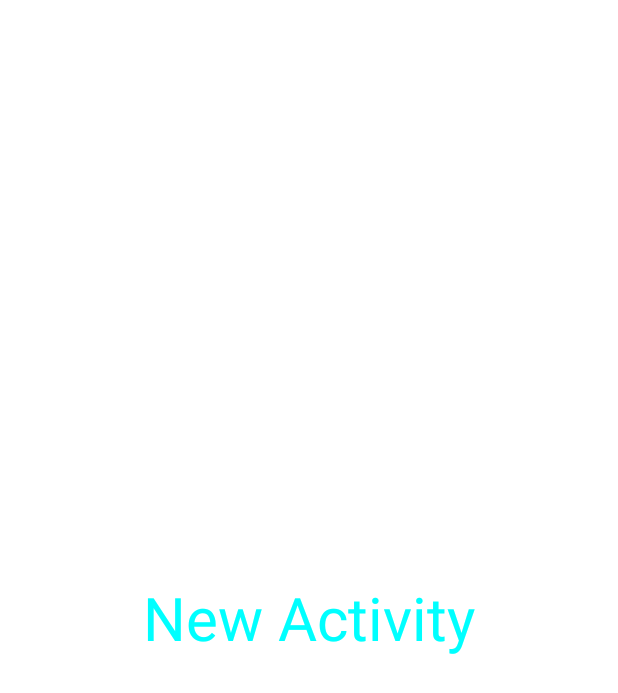
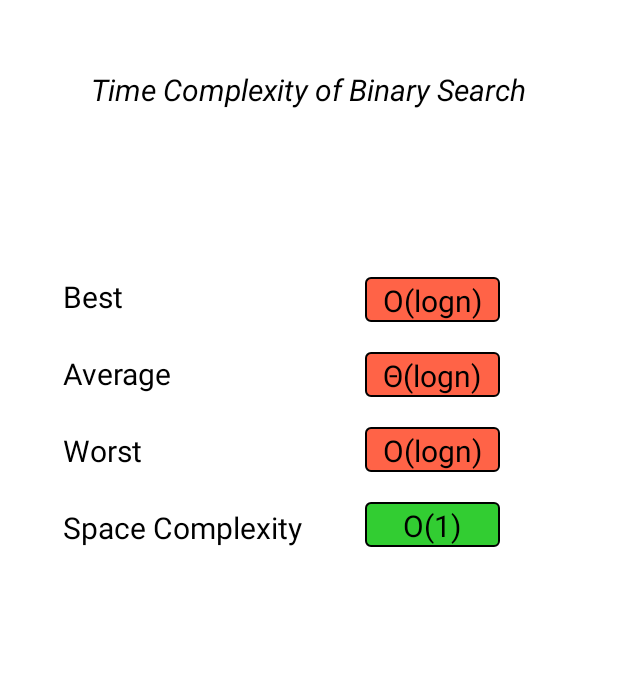
Before and after one commit to the-badcoder/AlgorithmZone, an Android app: the layout activity_time_complexity_of_binary.xml on its own in the app's theme, with its tools: preview values and no code run, on a phone screen of 412 x 824 dp. Shown: the top 693 px of the screen. Run offline under Robolectric (Android 15) with nearby library versions, the phone set to English and light mode, and no system bars.

Commit message:
Changed Codes.

```diff
--- a/app/src/main/java/com/example/pc/designtest/MainActivity.java
+++ b/app/src/main/java/com/example/pc/designtest/MainActivity.java
@@ -60,7 +60,7 @@ public class MainActivity extends AppCompatActivity implements View.OnClickListe
         //itemSettings = new ResideMenuItem(this, R.drawable.icon_settings, "Settings");
         itemBit = new ResideMenuItem(this, R.drawable.binary, "Bit Manipulations");
         itemOperations = new ResideMenuItem(this, R.drawable.datastructure, "Data Structure");
-        itemSearching = new ResideMenuItem( this, R.drawable.search, "Searching");
+        itemSearching = new ResideMenuItem( this, R.drawable.search, "Search Algo");
         itemAbout = new ResideMenuItem( this, R.drawable.about_logo, "About");
 
         itemHome.setOnClickListener(this);
@@ -193,7 +193,5 @@ public class MainActivity extends AppCompatActivity implements View.OnClickListe
 
         AlertDialog alertDialog = aleartdialog.create();
         aleartdialog.show();
-
-
     }
 }
--- a/app/src/main/java/com/example/pc/designtest/ProfileFragment.java
+++ b/app/src/main/java/com/example/pc/designtest/ProfileFragment.java
@@ -1,7 +1,6 @@
 package com.example.pc.designtest;
 
 import android.content.Intent;
-import android.icu.text.UnicodeSetSpanner;
 import android.os.Bundle;
 
 import android.support.v4.app.Fragment;
@@ -12,8 +11,6 @@ import android.widget.Button;
 import android.widget.EditText;
 import android.widget.LinearLayout;
 import android.widget.Toast;
-
-import java.sql.BatchUpdateException;
 
 public class ProfileFragment extends Fragment implements View.OnClickListener {
 
--- a/app/src/main/res/layout/activity_time_complexity_of_binary.xml
+++ b/app/src/main/res/layout/activity_time_complexity_of_binary.xml
@@ -5,15 +5,133 @@
     android:layout_width="match_parent"
     android:layout_height="match_parent"
     android:background="@color/colorWhite"
-    android:gravity="center"
+    android:orientation="vertical"
     tools:context="com.example.pc.designtest.TimeComplexityOfBinary">
 
-    <TextView
-        android:layout_width="wrap_content"
-        android:layout_height="wrap_content"
-        android:layout_gravity="center"
-        android:text="New Activity"
-        android:textColor="@color/Aqua"
-        android:textSize="40sp"/>
+    <LinearLayout
+        android:layout_width="match_parent"
+        android:layout_height="80dp"
+        android:layout_marginTop="20dp"
+        android:gravity="center">
+
+        <TextView
+            android:layout_width="wrap_content"
+            android:layout_height="wrap_content"
+            android:text="Time Complexity of Binary Search"
+            android:textSize="20dp"
+            android:textStyle="italic"
+            android:textColor="@color/Black"/>
+
+    </LinearLayout>
+
+    <LinearLayout
+        android:layout_width="match_parent"
+        android:layout_height="350dp"
+        android:orientation="horizontal">
+
+        <LinearLayout
+            android:layout_width="wrap_content"
+            android:layout_height="wrap_content"
+            android:layout_gravity="center"
+            android:orientation="vertical"
+            android:layout_marginLeft="30dp">
+
+            <TextView
+                android:layout_width="wrap_content"
+                android:layout_height="wrap_content"
+                android:text="Best"
+                android:textColor="@color/Black"
+                android:textSize="20sp"
+                android:textStyle="normal"
+                android:layout_margin="10dp"
+                android:padding="2dp"/>
+            <TextView
+                android:layout_width="wrap_content"
+                android:layout_height="wrap_content"
+                android:text="Average"
+                android:textColor="@color/Black"
+                android:textSize="20sp"
+                android:textStyle="normal"
+                android:layout_margin="10dp"
+                android:padding="2dp"/>
+            <TextView
+                android:layout_width="wrap_content"
+                android:layout_height="wrap_content"
+                android:text="Worst"
+                android:textColor="@color/Black"
+                android:textSize="20sp"
+                android:textStyle="normal"
+                android:layout_margin="10dp"
+                android:padding="2dp"/>
+            <TextView
+                android:layout_width="wrap_content"
+                android:layout_height="wrap_content"
+                android:text="Space Complexity"
+                android:textColor="@color/Black"
+                android:textSize="20sp"
+                android:textStyle="normal"
+                android:layout_margin="10dp"
+                android:padding="2dp"/>
+
+
+        </LinearLayout>
+
+        <LinearLayout
+            android:layout_width="wrap_content"
+            android:layout_height="wrap_content"
+            android:layout_gravity="center"
+            android:orientation="vertical"
+            android:layout_marginLeft="20dp">
+
+
+            <TextView
+                android:layout_width="90dp"
+                android:layout_height="30dp"
+                android:text="O(logn)"
+                android:textColor="@color/Black"
+                android:textSize="20sp"
+                android:textStyle="normal"
+                android:layout_margin="10dp"
+                android:gravity="center"
+                android:padding="2dp"
+                android:background="@drawable/background_tc_color_red"/>
+            <TextView
+                android:layout_width="90dp"
+                android:layout_height="30dp"
+                android:text="Θ(logn)"
+                android:textColor="@color/Black"
+                android:textSize="20sp"
+                android:textStyle="normal"
+                android:layout_margin="10dp"
+                android:gravity="center"
+                android:padding="2dp"
+                android:background="@drawable/background_tc_color_red"/>
+            <TextView
+                android:layout_width="90dp"
+                android:layout_height="30dp"
+                android:text="O(logn)"
+                android:textColor="@color/Black"
+                android:textSize="20sp"
+                android:textStyle="normal"
+                android:layout_margin="10dp"
+                android:gravity="center"
+                android:padding="2dp"
+                android:background="@drawable/background_tc_color_red"/>
+            <TextView
+                android:layout_width="90dp"
+                android:layout_height="30dp"
+                android:text="O(1)"
+                android:textColor="@color/Black"
+                android:textSize="20sp"
+                android:textStyle="normal"
+                android:layout_margin="10dp"
+                android:gravity="center"
+                android:padding="2dp"
+                android:background="@drawable/background_tc_color_green"/>
+
+
+        </LinearLayout>
+
+    </LinearLayout>
 
 </LinearLayout>
--- a/app/src/main/res/layout/profile.xml
+++ b/app/src/main/res/layout/profile.xml
@@ -3,8 +3,10 @@
     xmlns:app="http://schemas.android.com/apk/res-auto"
     android:layout_width="match_parent"
     android:layout_height="match_parent"
+    xmlns:tools="http://schemas.android.com/tools"
     android:background="@color/colorPrimaryDarkTransparent"
-    android:orientation="vertical">
+    android:orientation="vertical"
+    tools:context=".ProfileFragment">
 
     <LinearLayout
         android:layout_width="wrap_content"
```
Also changed, not shown: app/src/main/java/com/example/pc/designtest/QueueFragment.java (+6 -16 lines), app/src/main/java/com/example/pc/designtest/ResultOfBinary.java (+8 -7 lines), app/src/main/java/com/example/pc/designtest/ResultOfXor.java (+5 -5 lines), app/src/main/java/com/example/pc/designtest/StackFragment.java (+0 -9 lines), app/src/main/res/layout/fragment_about.xml (+31 -31 lines), app/src/main/res/drawable/pic_mak.jpg (added), app/src/main/res/drawable/pic_nafi.jpg (added), app/src/main/res/drawable/pic_tanvir.jpg (added), app/src/main/res/drawable/pic_tareq.jpg (added).
